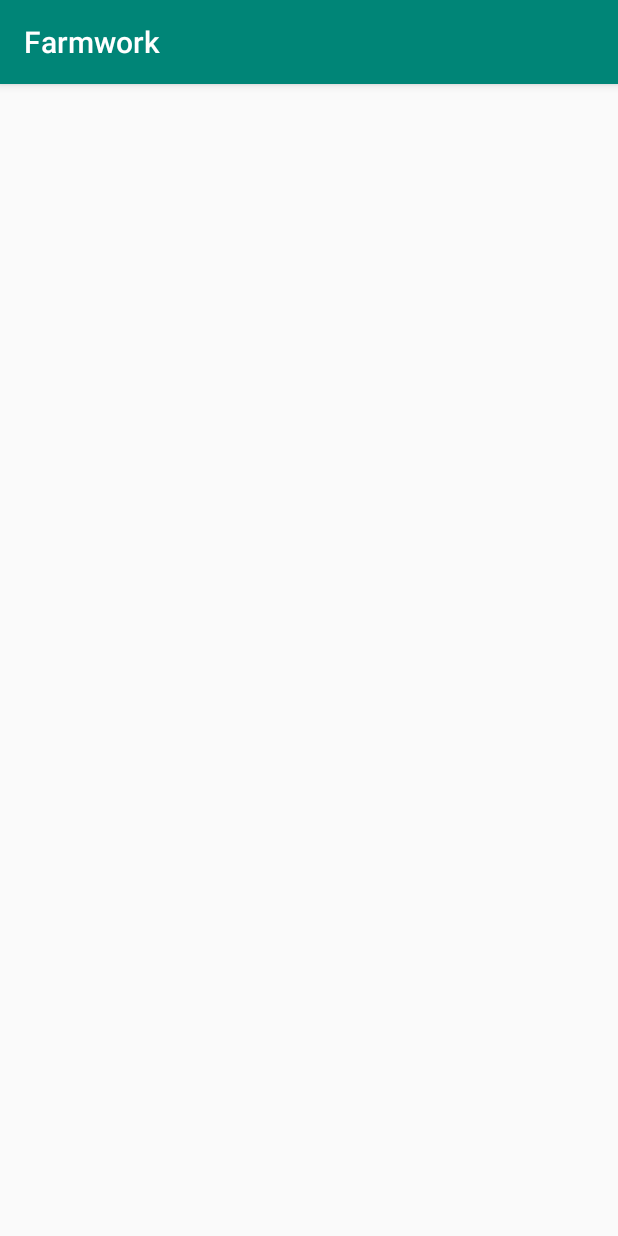
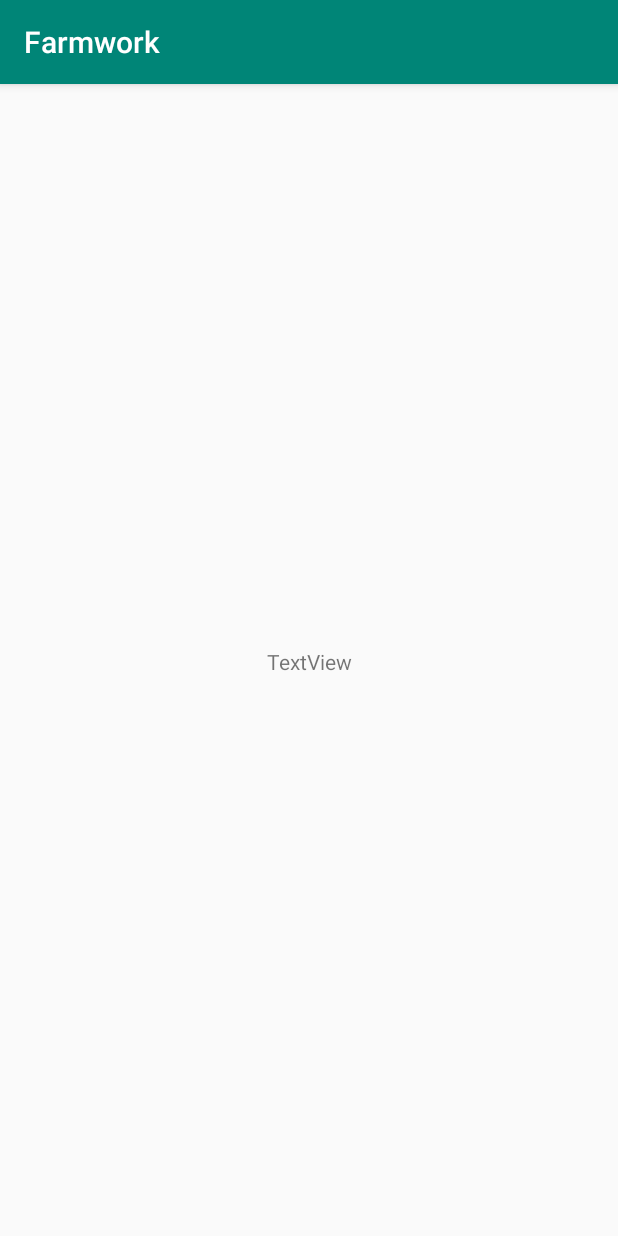
Before and after one commit to Luckl2000/Farmwork, an Android app: the screen it shows after launch (MainActivity), on a phone screen of 412 x 824 dp. Run offline under Robolectric (Android 15) with nearby library versions, the phone set to English and light mode, and no system bars.

```diff
--- a/app/src/main/res/layout/activity_main.xml
+++ b/app/src/main/res/layout/activity_main.xml
@@ -5,4 +5,19 @@
     xmlns:app="http://schemas.android.com/apk/res-auto"
     android:layout_width="match_parent"
     android:layout_height="match_parent"
-    tools:context=".MainActivity"/>
+    tools:context=".MainActivity">
+
+    <TextView
+        android:id="@+id/textView"
+        android:layout_width="wrap_content"
+        android:layout_height="17dp"
+        android:layout_marginStart="8dp"
+        android:layout_marginTop="8dp"
+        android:layout_marginEnd="8dp"
+        android:layout_marginBottom="8dp"
+        android:text="TextView"
+        app:layout_constraintBottom_toBottomOf="parent"
+        app:layout_constraintEnd_toEndOf="parent"
+        app:layout_constraintStart_toStartOf="parent"
+        app:layout_constraintTop_toTopOf="parent" />
+</android.support.constraint.ConstraintLayout>
```
